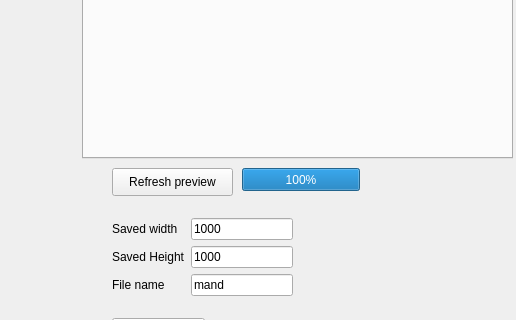
This is gui/main.ui in Maelstrom6/mandelpy as Qt 5 draws it before an edit; both pictures show x 728 to 1244 and y 431 to 751 of the 1244 by 855 pixel window. The edited form follows.
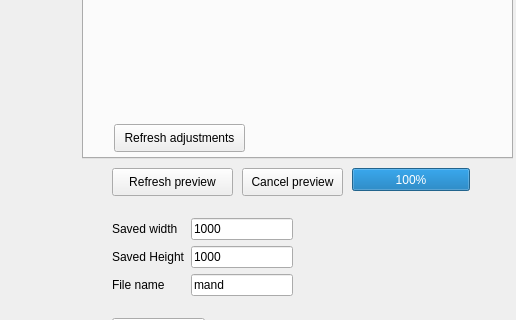
This is the edited form. The open tabs and pages were chosen to show the change. Icons and pictures are not drawn.

Commit message: Added a cancel button

The edit to the form file:
```diff
--- a/gui/main.ui
+++ b/gui/main.ui
@@ -598,6 +598,19 @@
        </item>
       </layout>
      </widget>
+     <widget class="QPushButton" name="refreshAdjButton">
+      <property name="geometry">
+       <rect>
+        <x>30</x>
+        <y>510</y>
+        <width>131</width>
+        <height>28</height>
+       </rect>
+      </property>
+      <property name="text">
+       <string>Refresh adjustments</string>
+      </property>
+     </widget>
     </widget>
     <widget class="QWidget" name="tab_3">
      <attribute name="title">
@@ -656,7 +669,7 @@
    <widget class="QProgressBar" name="previewProgressBar">
     <property name="geometry">
      <rect>
-      <x>970</x>
+      <x>1080</x>
       <y>580</y>
       <width>118</width>
       <height>23</height>
@@ -766,6 +779,19 @@
      </item>
     </layout>
    </widget>
+   <widget class="QPushButton" name="cancelButton">
+    <property name="geometry">
+     <rect>
+      <x>970</x>
+      <y>580</y>
+      <width>101</width>
+      <height>28</height>
+     </rect>
+    </property>
+    <property name="text">
+     <string>Cancel preview</string>
+    </property>
+   </widget>
   </widget>
   <widget class="QMenuBar" name="menubar">
    <property name="geometry">
```
Left out of the diff: 2 changed lines with no effect on the pictures. The commit also changes 4 other files.
